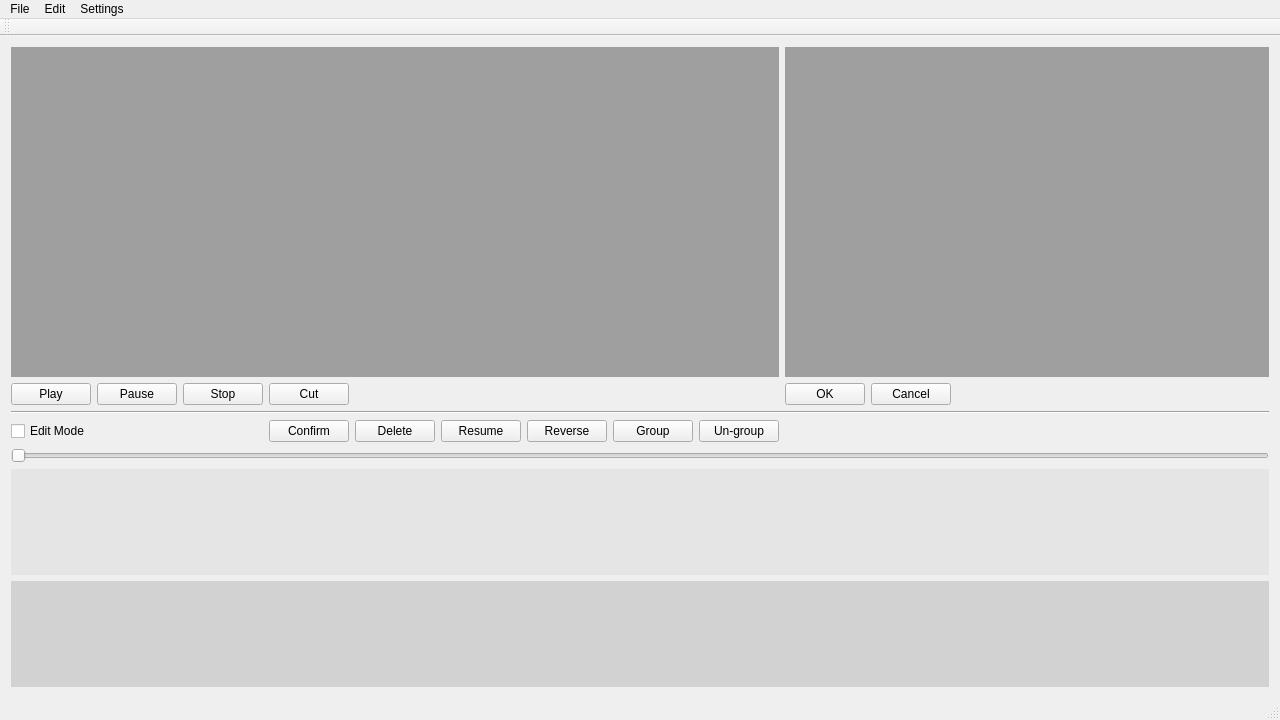
The window that mainwindow.ui (sisi16/stop-motion) describes before a commit, drawn with Qt 5.
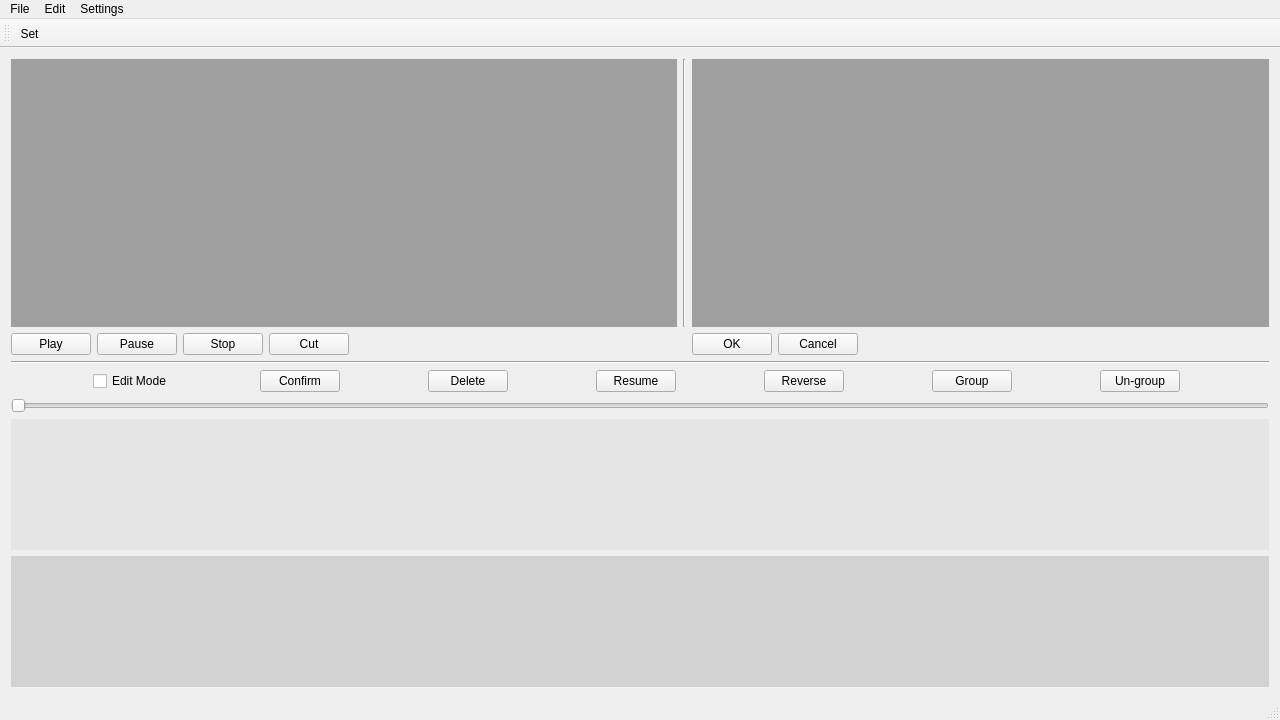
The same window after the commit. Icons and pictures are not drawn.

Patch:
```diff
--- a/mainwindow.ui
+++ b/mainwindow.ui
@@ -21,7 +21,7 @@
   </property>
   <widget class="QWidget" name="centralWidget">
    <layout class="QGridLayout" name="gridLayout_2">
-    <item row="13" column="1" colspan="14">
+    <item row="12" column="1" colspan="13">
      <layout class="QHBoxLayout" name="horizontalLayout_5">
       <item>
        <widget class="QLabel" name="bgLabel_3">
@@ -35,56 +35,7 @@
       </item>
      </layout>
     </item>
-    <item row="11" column="2">
-     <layout class="QHBoxLayout" name="horizontalLayout_3">
-      <item>
-       <widget class="QPushButton" name="confirmButton">
-        <property name="styleSheet">
-         <string notr="true"/>
-        </property>
-        <property name="text">
-         <string>Confirm</string>
-        </property>
-       </widget>
-      </item>
-      <item>
-       <widget class="QPushButton" name="deleteButton">
-        <property name="text">
-         <string>Delete</string>
-        </property>
-       </widget>
-      </item>
-      <item>
-       <widget class="QPushButton" name="resumeButton">
-        <property name="text">
-         <string>Resume</string>
-        </property>
-       </widget>
-      </item>
-      <item>
-       <widget class="QPushButton" name="reverseButton">
-        <property name="text">
-         <string>Reverse</string>
-        </property>
-       </widget>
-      </item>
-      <item>
-       <widget class="QPushButton" name="groupButton">
-        <property name="text">
-         <string>Group</string>
-        </property>
-       </widget>
-      </item>
-      <item>
-       <widget class="QPushButton" name="ungroupButton">
-        <property name="text">
-         <string>Un-group</string>
-        </property>
-       </widget>
-      </item>
-     </layout>
-    </item>
-    <item row="14" column="1" colspan="14">
+    <item row="13" column="1" colspan="13">
      <layout class="QHBoxLayout" name="horizontalLayout_6">
       <item>
        <widget class="QLabel" name="bgLabel_4">
@@ -98,35 +49,21 @@
       </item>
      </layout>
     </item>
-    <item row="12" column="1" colspan="14">
-     <layout class="QGridLayout" name="gridLayout">
-      <item row="0" column="0">
-       <widget class="QSlider" name="timeLineSlider">
-        <property name="orientation">
-         <enum>Qt::Horizontal</enum>
-        </property>
-       </widget>
-      </item>
-     </layout>
-    </item>
-    <item row="9" column="1" colspan="14">
+    <item row="8" column="1" colspan="13">
      <widget class="Line" name="line">
       <property name="orientation">
        <enum>Qt::Horizontal</enum>
       </property>
      </widget>
     </item>
-    <item row="11" column="1">
-     <widget class="QCheckBox" name="editCheckBox">
-      <property name="styleSheet">
-       <string notr="true">font: 75 12pt &quot;Times New Roman&quot;;</string>
-      </property>
-      <property name="text">
-       <string>Edit Mode</string>
+    <item row="0" column="7" rowspan="2">
+     <widget class="Line" name="line_2">
+      <property name="orientation">
+       <enum>Qt::Vertical</enum>
       </property>
      </widget>
     </item>
-    <item row="6" column="3">
+    <item row="5" column="8">
      <layout class="QHBoxLayout" name="horizontalLayout_2">
       <item>
        <widget class="QPushButton" name="okButton">
@@ -136,6 +73,9 @@
           <verstretch>0</verstretch>
          </sizepolicy>
         </property>
+        <property name="styleSheet">
+         <string notr="true"/>
+        </property>
         <property name="text">
          <string>OK</string>
         </property>
@@ -156,7 +96,7 @@
       </item>
      </layout>
     </item>
-    <item row="6" column="1">
+    <item row="5" column="1">
      <layout class="QHBoxLayout" name="horizontalLayout_1">
       <item>
        <widget class="QPushButton" name="playButton1">
@@ -199,21 +139,119 @@
       </item>
      </layout>
     </item>
-    <item row="0" column="3" rowspan="3" colspan="12">
-     <layout class="QVBoxLayout" name="vLayout_2">
-      <item>
-       <widget class="QLabel" name="bgLabel_2">
-        <property name="styleSheet">
-         <string notr="true">background-color: rgb(159, 159, 159);</string>
-        </property>
-        <property name="text">
-         <string/>
+    <item row="11" column="1" colspan="13">
+     <layout class="QGridLayout" name="gridLayout">
+      <item row="1" column="0">
+       <widget class="QSlider" name="timeLineSlider">
+        <property name="orientation">
+         <enum>Qt::Horizontal</enum>
         </property>
        </widget>
       </item>
+      <item row="0" column="0">
+       <layout class="QHBoxLayout" name="horizontalLayout_3">
+        <item>
+         <widget class="QCheckBox" name="editCheckBox">
+          <property name="sizePolicy">
+           <sizepolicy hsizetype="Fixed" vsizetype="Fixed">
+            <horstretch>0</horstretch>
+            <verstretch>0</verstretch>
+           </sizepolicy>
+          </property>
+          <property name="styleSheet">
+           <string notr="true">font: 75 12pt &quot;Times New Roman&quot;;</string>
+          </property>
+          <property name="text">
+           <string>Edit Mode</string>
+          </property>
+         </widget>
+        </item>
+        <item>
+         <widget class="QPushButton" name="confirmButton">
+          <property name="sizePolicy">
+           <sizepolicy hsizetype="Fixed" vsizetype="Fixed">
+            <horstretch>0</horstretch>
+            <verstretch>0</verstretch>
+           </sizepolicy>
+          </property>
+          <property name="styleSheet">
+           <string notr="true"/>
+          </property>
+          <property name="text">
+           <string>Confirm</string>
+          </property>
+         </widget>
+        </item>
+        <item>
+         <widget class="QPushButton" name="deleteButton">
+          <property name="sizePolicy">
+           <sizepolicy hsizetype="Fixed" vsizetype="Fixed">
+            <horstretch>0</horstretch>
+            <verstretch>0</verstretch>
+           </sizepolicy>
+          </property>
+          <property name="text">
+           <string>Delete</string>
+          </property>
+         </widget>
+        </item>
+        <item>
+         <widget class="QPushButton" name="resumeButton">
+          <property name="sizePolicy">
+           <sizepolicy hsizetype="Fixed" vsizetype="Fixed">
+            <horstretch>0</horstretch>
+            <verstretch>0</verstretch>
+           </sizepolicy>
+          </property>
+          <property name="text">
+           <string>Resume</string>
+          </property>
+         </widget>
+        </item>
+        <item>
+         <widget class="QPushButton" name="reverseButton">
+          <property name="sizePolicy">
+           <sizepolicy hsizetype="Fixed" vsizetype="Fixed">
+            <horstretch>0</horstretch>
+            <verstretch>0</verstretch>
+           </sizepolicy>
+          </property>
+          <property name="text">
+           <string>Reverse</string>
+          </property>
+         </widget>
+        </item>
+        <item>
+         <widget class="QPushButton" name="groupButton">
+          <property name="sizePolicy">
+           <sizepolicy hsizetype="Fixed" vsizetype="Fixed">
+            <horstretch>0</horstretch>
+            <verstretch>0</verstretch>
+           </sizepolicy>
+          </property>
+          <property name="text">
+           <string>Group</string>
+          </property>
+         </widget>
+        </item>
+        <item>
+         <widget class="QPushButton" name="ungroupButton">
+          <property name="sizePolicy">
+           <sizepolicy hsizetype="Fixed" vsizetype="Fixed">
+            <horstretch>0</horstretch>
+            <verstretch>0</verstretch>
+           </sizepolicy>
+          </property>
+          <property name="text">
+           <string>Un-group</string>
+          </property>
+         </widget>
+        </item>
+       </layout>
+      </item>
      </layout>
     </item>
-    <item row="0" column="1" rowspan="3" colspan="2">
+    <item row="0" column="1" rowspan="2" colspan="6">
      <layout class="QVBoxLayout" name="vLayout_1">
       <property name="spacing">
        <number>0</number>
@@ -236,7 +274,21 @@
       </item>
      </layout>
     </item>
-    <item row="6" column="2">
+    <item row="0" column="8" rowspan="2" colspan="6">
+     <layout class="QVBoxLayout" name="vLayout_2">
+      <item>
+       <widget class="QLabel" name="bgLabel_2">
+        <property name="styleSheet">
+         <string notr="true">background-color: rgb(159, 159, 159);</string>
+        </property>
+        <property name="text">
+         <string/>
+        </property>
+       </widget>
+      </item>
+     </layout>
+    </item>
+    <item row="5" column="2">
      <widget class="QPushButton" name="cutButton">
       <property name="sizePolicy">
        <sizepolicy hsizetype="Fixed" vsizetype="Fixed">
@@ -290,6 +342,7 @@
    <attribute name="toolBarBreak">
     <bool>true</bool>
    </attribute>
+   <addaction name="actionSet"/>
   </widget>
   <widget class="QStatusBar" name="statusBar"/>
   <action name="actionLoad">
```
Left out of the diff: 14 changed lines with no effect on the pictures.
